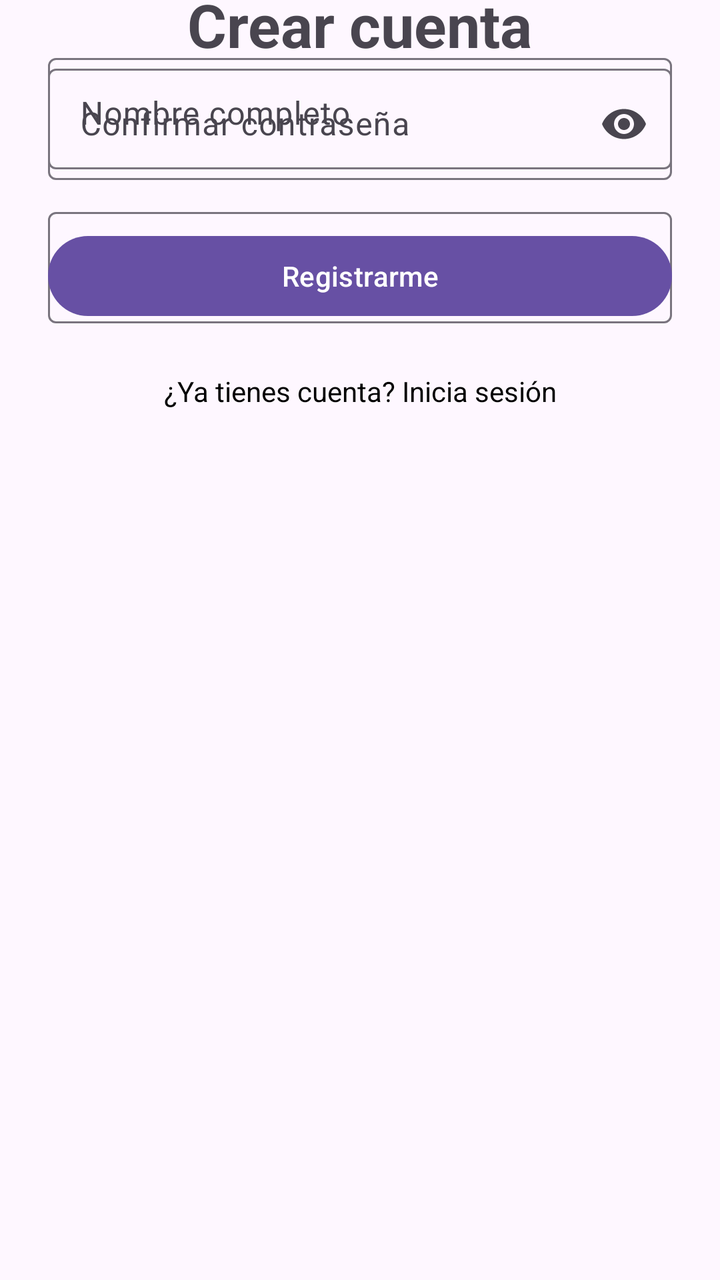
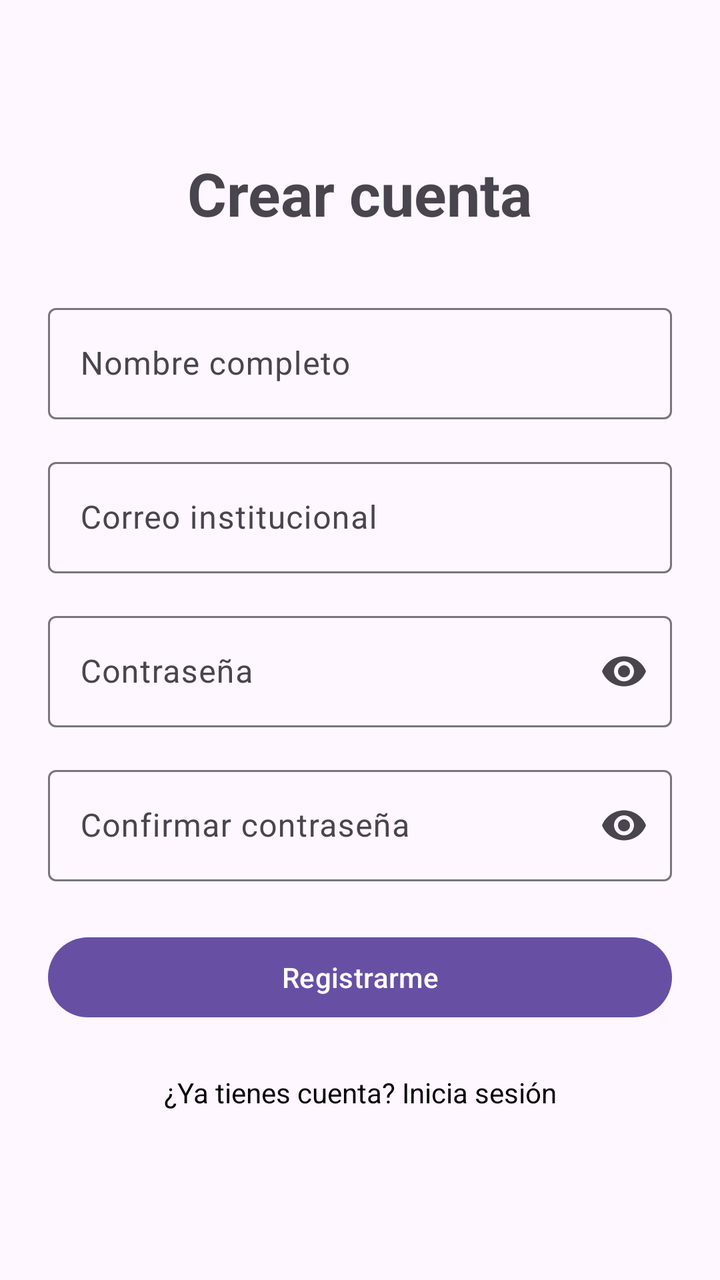

Two renders of the same Android screen: before a commit and after it. Below are the layout's source before the change and the commit's diff.
<!-- AndroidManifest.xml: application theme Theme.Proyecto -->
<!-- res/layout/activity_registro_alumno.xml -->
<?xml version="1.0" encoding="utf-8"?>
<androidx.constraintlayout.widget.ConstraintLayout xmlns:android="http://schemas.android.com/apk/res/android"
    xmlns:app="http://schemas.android.com/apk/res-auto"
    xmlns:tools="http://schemas.android.com/tools"
    android:id="@+id/main"
    android:layout_width="match_parent"
    android:layout_height="match_parent"
    tools:context=".RegistroAlumnoActivity">

    <TextView
        android:id="@+id/tvTituloRegistro"
        android:layout_width="wrap_content"
        android:layout_height="wrap_content"
        android:text="@string/registro_titulo"
        android:textSize="30sp"
        android:textStyle="bold"
        app:layout_constraintBottom_toTopOf="@id/tilNombre"
        app:layout_constraintEnd_toEndOf="parent"
        app:layout_constraintStart_toStartOf="parent"
        app:layout_constraintTop_toTopOf="parent"
        app:layout_constraintVertical_chainStyle="packed" />

    <com.google.android.material.textfield.TextInputLayout
        android:id="@+id/tilNombre"
        style="?attr/textInputOutlinedStyle"
        android:layout_width="0dp"
        android:layout_height="wrap_content"
        android:layout_marginStart="24dp"
        android:layout_marginTop="32dp"
        android:layout_marginEnd="24dp"
        android:hint="@string/hint_nombre"
        app:layout_constraintBottom_toTopOf="id/tilCorreo"
        app:layout_constraintEnd_toEndOf="parent"
        app:layout_constraintStart_toStartOf="parent"
        app:layout_constraintTop_toTopOf="@id/tvTituloRegistro">

        <com.google.android.material.textfield.TextInputEditText
            android:id="@+id/etNombre"
            android:layout_width="match_parent"
            android:layout_height="wrap_content"
            android:inputType="textPersonName" />
    </com.google.android.material.textfield.TextInputLayout>

    <com.google.android.material.textfield.TextInputLayout
        android:id="@+id/tilCorreo"
        style="?attr/textInputOutlinedStyle"
        android:layout_width="0dp"
        android:layout_height="wrap_content"
        android:layout_marginStart="24dp"
        android:layout_marginTop="16dp"
        android:layout_marginEnd="24dp"
        android:hint="@string/hint_correo"
        app:layout_constraintBottom_toTopOf="id/tilPassword"
        app:layout_constraintEnd_toEndOf="parent"
        app:layout_constraintStart_toStartOf="parent"
        app:layout_constraintTop_toBottomOf="@id/tilNombre">

        <com.google.android.material.textfield.TextInputEditText
            android:id="@+id/etCorreo"
            android:layout_width="match_parent"
            android:layout_height="wrap_content"
            android:inputType="textEmailAddress" />
    </com.google.android.material.textfield.TextInputLayout>

    <com.google.android.material.textfield.TextInputLayout
        android:id="@+id/tilPassword"
        style="?attr/textInputOutlinedStyle"
        android:layout_width="0dp"
        android:layout_height="wrap_content"
        android:layout_marginStart="24dp"
        android:layout_marginTop="16dp"
        android:layout_marginEnd="24dp"
        android:hint="@string/hint_password"
        app:endIconMode="password_toggle"
        app:layout_constraintBottom_toTopOf="@+id/tilConfirmar"
        app:layout_constraintEnd_toEndOf="parent"
        app:layout_constraintStart_toStartOf="parent"
        app:layout_constraintTop_toBottomOf="@id/tilCorreo">

        <com.google.android.material.textfield.TextInputLayout
            android:id="@+id/etPassword"
            android:layout_width="match_parent"
            android:layout_height="wrap_content"
            android:inputType="textPassword" />
    </com.google.android.material.textfield.TextInputLayout>

    <com.google.android.material.textfield.TextInputLayout
        android:id="@+id/tilConfirmar"
        style="?attr/textInputOutlinedStyle"
        android:layout_width="0dp"
        android:layout_height="wrap_content"
        android:layout_marginStart="24dp"
        android:layout_marginTop="16dp"
        android:layout_marginEnd="24dp"
        android:hint="@string/hint_confirmar_password"
        app:endIconMode="password_toggle"
        app:layout_constraintBottom_toTopOf="@id/btnRegistrarme"
        app:layout_constraintEnd_toEndOf="parent"
        app:layout_constraintStart_toStartOf="parent"
        app:layout_constraintTop_toBottomOf="@id/tilPassword">

        <com.google.android.material.textfield.TextInputEditText
            android:id="@+id/etConfirmar"
            android:layout_width="match_parent"
            android:layout_height="wrap_content"
            android:inputType="textPassword" />
    </com.google.android.material.textfield.TextInputLayout>

    <com.google.android.material.button.MaterialButton
        android:id="@+id/btnRegistrarme"
        android:layout_width="0dp"
        android:layout_height="wrap_content"
        android:layout_marginStart="24dp"
        android:layout_marginTop="24dp"
        android:layout_marginEnd="24dp"
        android:text="@string/btn_registrarme"
        app:layout_constraintBottom_toTopOf="@id/tvIrLogin"
        app:layout_constraintEnd_toEndOf="parent"
        app:layout_constraintStart_toStartOf="parent"
        app:layout_constraintTop_toBottomOf="@id/tilConfirmar" />

    <TextView
        android:id="@+id/tvIrLogin"
        android:layout_width="wrap_content"
        android:layout_height="wrap_content"
        android:layout_marginTop="16dp"
        android:padding="8dp"
        android:text="@string/registro_ir_login"
        android:textColor="@color/black"
        app:layout_constraintBottom_toTopOf="parent"
        app:layout_constraintEnd_toEndOf="parent"
        app:layout_constraintStart_toStartOf="parent"
        app:layout_constraintTop_toBottomOf="@id/btnRegistrarme" />

</androidx.constraintlayout.widget.ConstraintLayout>
<!-- resources referenced by this layout -->
<resources>
  <color name="black">#FF000000</color>
  <string name="btn_registrarme">Registrarme</string>
  <string name="hint_confirmar_password">Confirmar contraseña</string>
  <string name="hint_correo">Correo institucional</string>
  <string name="hint_nombre">Nombre completo</string>
  <string name="hint_password">Contraseña</string>
  <string name="registro_ir_login">¿Ya tienes cuenta? Inicia sesión</string>
  <string name="registro_titulo">Crear cuenta</string>
  <style name="Theme.Proyecto" parent="Base.Theme.Proyecto" />
  <style name="Base.Theme.Proyecto" parent="Theme.Material3.DayNight.NoActionBar">
          
          
      </style>
</resources>

<!-- the commit's change to res/layout/activity_registro_alumno.xml (unified diff, before → after) -->
@@ -29,10 +29,10 @@
         android:layout_marginTop="32dp"
         android:layout_marginEnd="24dp"
         android:hint="@string/hint_nombre"
-        app:layout_constraintBottom_toTopOf="id/tilCorreo"
+        app:layout_constraintBottom_toTopOf="@id/tilCorreo"
         app:layout_constraintEnd_toEndOf="parent"
         app:layout_constraintStart_toStartOf="parent"
-        app:layout_constraintTop_toTopOf="@id/tvTituloRegistro">
+        app:layout_constraintTop_toBottomOf="@id/tvTituloRegistro">
 
         <com.google.android.material.textfield.TextInputEditText
             android:id="@+id/etNombre"
@@ -50,7 +50,7 @@
         android:layout_marginTop="16dp"
         android:layout_marginEnd="24dp"
         android:hint="@string/hint_correo"
-        app:layout_constraintBottom_toTopOf="id/tilPassword"
+        app:layout_constraintBottom_toTopOf="@id/tilPassword"
         app:layout_constraintEnd_toEndOf="parent"
         app:layout_constraintStart_toStartOf="parent"
         app:layout_constraintTop_toBottomOf="@id/tilNombre">
@@ -77,7 +77,7 @@
         app:layout_constraintStart_toStartOf="parent"
         app:layout_constraintTop_toBottomOf="@id/tilCorreo">
 
-        <com.google.android.material.textfield.TextInputLayout
+        <com.google.android.material.textfield.TextInputEditText
             android:id="@+id/etPassword"
             android:layout_width="match_parent"
             android:layout_height="wrap_content"
@@ -127,7 +127,7 @@
         android:padding="8dp"
         android:text="@string/registro_ir_login"
         android:textColor="@color/black"
-        app:layout_constraintBottom_toTopOf="parent"
+        app:layout_constraintBottom_toBottomOf="parent"
         app:layout_constraintEnd_toEndOf="parent"
         app:layout_constraintStart_toStartOf="parent"
         app:layout_constraintTop_toBottomOf="@id/btnRegistrarme" />
